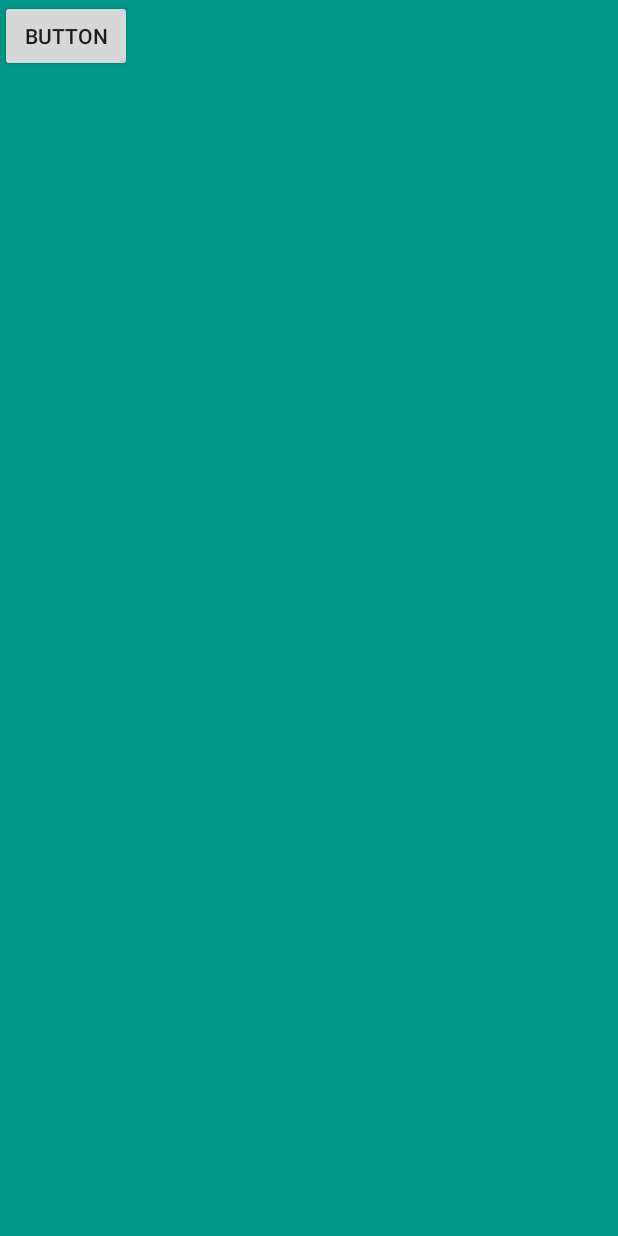
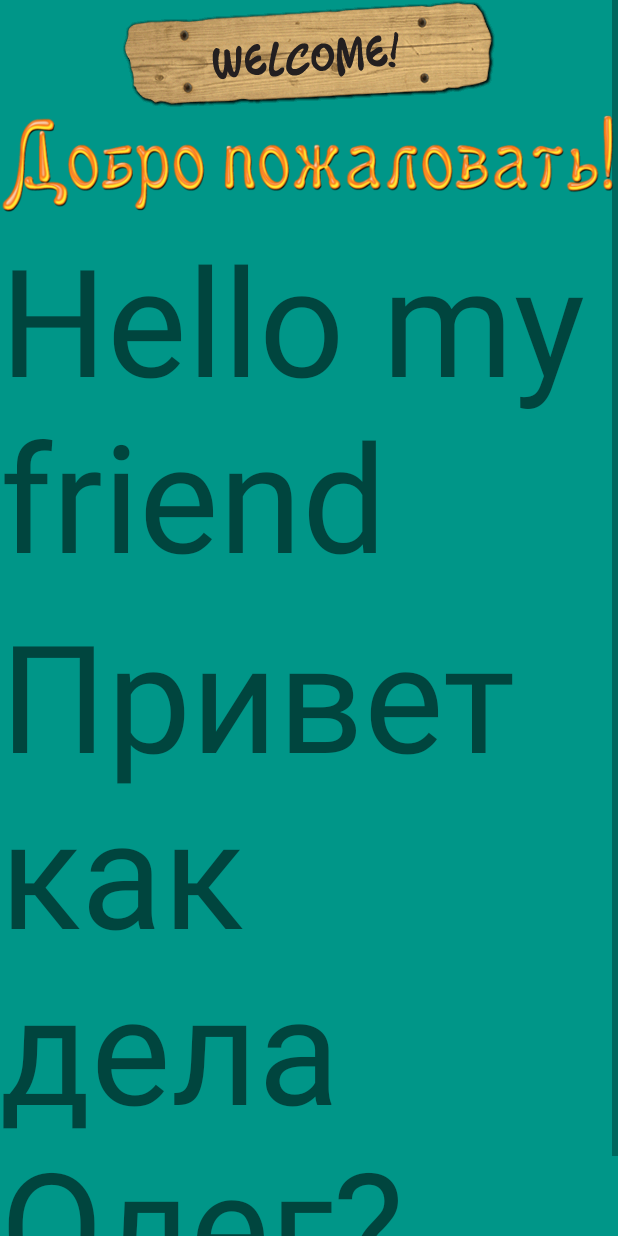
Before and after one commit to normeow/UFU, an Android app: the layout fragment_news.xml on its own in the app's theme, with its tools: preview values and no code run, on a phone screen of 412 x 824 dp. Run offline under Robolectric (Android 15) with nearby library versions, the phone set to English and light mode, and no system bars.

Commit message:
PUSH PUSH

```diff
--- a/app/src/main/AndroidManifest.xml
+++ b/app/src/main/AndroidManifest.xml
@@ -9,7 +9,8 @@
         android:supportsRtl="true"
         android:theme="@style/Theme.AppCompat.Light.NoActionBar">
         <activity
-            android:name=".Main">
+            android:name=".Main"
+            android:screenOrientation="portrait">
             <intent-filter>
                 <action android:name="android.intent.action.MAIN" />
 
--- a/app/src/main/java/com/example/dikiipekar/work/main.java
+++ b/app/src/main/java/com/example/dikiipekar/work/main.java
@@ -48,6 +48,7 @@ private void createNavItems()
 
         bottomNavigation.setDefaultBackgroundColor(Color.parseColor("#2c2c2c"));
 
+                bottomNavigation.setAccentColor(Color.parseColor("#FFFFFF"));
         //set current item
         bottomNavigation.setCurrentItem(0);
 
--- a/app/src/main/res/layout/fragment_news.xml
+++ b/app/src/main/res/layout/fragment_news.xml
@@ -1,4 +1,5 @@
 <FrameLayout xmlns:android="http://schemas.android.com/apk/res/android"
+    xmlns:app="http://schemas.android.com/apk/res-auto"
     xmlns:tools="http://schemas.android.com/tools"
     android:layout_width="match_parent"
     android:layout_height="match_parent"
@@ -8,9 +9,44 @@
 
     <!-- TODO: Update blank fragment layout -->
 
-    <Button
-        android:text="Button"
-        android:layout_width="wrap_content"
-        android:layout_height="wrap_content"
-        android:id="@+id/button" />
+    <ScrollView
+        android:layout_width="match_parent"
+        android:layout_height="match_parent">
+
+        <LinearLayout
+            android:layout_width="match_parent"
+            android:layout_height="wrap_content"
+            android:orientation="vertical"
+            android:weightSum="1">
+
+            <ImageView
+                android:layout_width="match_parent"
+                android:layout_height="wrap_content"
+                app:srcCompat="@drawable/welcom"
+                android:id="@+id/imageView4"
+                android:layout_weight="0.15" />
+
+            <ImageView
+                android:layout_width="match_parent"
+                android:layout_height="wrap_content"
+                app:srcCompat="@drawable/dobro"
+                android:id="@+id/imageView5"
+                android:layout_weight="0.15" />
+
+            <TextView
+                android:text="Hello my friend"
+                android:layout_width="match_parent"
+                android:layout_height="wrap_content"
+                android:id="@+id/textView2"
+                android:textSize="100sp"/>
+
+            <TextView
+                android:text="Привет как дела Олег?"
+                android:layout_width="match_parent"
+                android:layout_height="wrap_content"
+                android:id="@+id/textView"
+                android:textSize="100sp"/>
+        </LinearLayout>
+    </ScrollView>
+
 </FrameLayout>
```
Also changed, not shown: app/src/main/res/layout/main.xml (+15 -21 lines), app/src/main/res/drawable-hdpi/dobro.png (added), app/src/main/res/drawable-hdpi/welcom.png (added), app/src/main/res/drawable-mdpi/dobro.png (added), app/src/main/res/drawable-mdpi/welcom.png (added).
